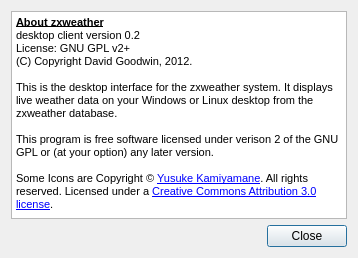
First picture: the form in desktop/aboutdialog.ui, repository davidrg/zxweather, before the edit.
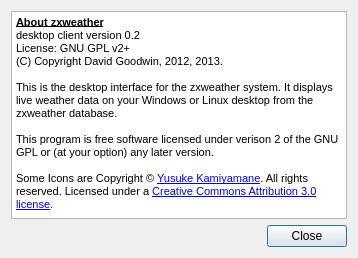
Second picture: the form after the edit. Icons and pictures are not drawn.

Commit message: Update copyright dates

What changed in the file:
```diff
--- a/desktop/aboutdialog.ui
+++ b/desktop/aboutdialog.ui
@@ -28,7 +28,7 @@
 &lt;p style=&quot; margin-top:0px; margin-bottom:0px; margin-left:0px; margin-right:0px; -qt-block-indent:0; text-indent:0px;&quot;&gt;&lt;span style=&quot; font-size:8pt; font-weight:600; text-decoration: underline;&quot;&gt;About zxweather&lt;/span&gt;&lt;/p&gt;
 &lt;p style=&quot; margin-top:0px; margin-bottom:0px; margin-left:0px; margin-right:0px; -qt-block-indent:0; text-indent:0px;&quot;&gt;&lt;span style=&quot; font-size:8pt;&quot;&gt;desktop client version 0.2&lt;/span&gt;&lt;/p&gt;
 &lt;p style=&quot; margin-top:0px; margin-bottom:0px; margin-left:0px; margin-right:0px; -qt-block-indent:0; text-indent:0px;&quot;&gt;&lt;span style=&quot; font-size:8pt;&quot;&gt;License: GNU GPL v2+&lt;/span&gt;&lt;/p&gt;
-&lt;p style=&quot; margin-top:0px; margin-bottom:0px; margin-left:0px; margin-right:0px; -qt-block-indent:0; text-indent:0px;&quot;&gt;&lt;span style=&quot; font-size:8pt;&quot;&gt;(C) Copyright David Goodwin, 2012.&lt;/span&gt;&lt;/p&gt;
+&lt;p style=&quot; margin-top:0px; margin-bottom:0px; margin-left:0px; margin-right:0px; -qt-block-indent:0; text-indent:0px;&quot;&gt;&lt;span style=&quot; font-size:8pt;&quot;&gt;(C) Copyright David Goodwin, 2012, 2013.&lt;/span&gt;&lt;/p&gt;
 &lt;p style=&quot;-qt-paragraph-type:empty; margin-top:0px; margin-bottom:0px; margin-left:0px; margin-right:0px; -qt-block-indent:0; text-indent:0px; font-size:8pt;&quot;&gt;&lt;br /&gt;&lt;/p&gt;
 &lt;p style=&quot; margin-top:0px; margin-bottom:0px; margin-left:0px; margin-right:0px; -qt-block-indent:0; text-indent:0px;&quot;&gt;&lt;span style=&quot; font-size:8pt;&quot;&gt;This is the desktop interface for the zxweather system. It displays live weather data on your Windows or Linux desktop from the zxweather database.&lt;/span&gt;&lt;/p&gt;
 &lt;p style=&quot;-qt-paragraph-type:empty; margin-top:0px; margin-bottom:0px; margin-left:0px; margin-right:0px; -qt-block-indent:0; text-indent:0px; font-size:8pt;&quot;&gt;&lt;br /&gt;&lt;/p&gt;
```
The commit also changes 3 other files.
